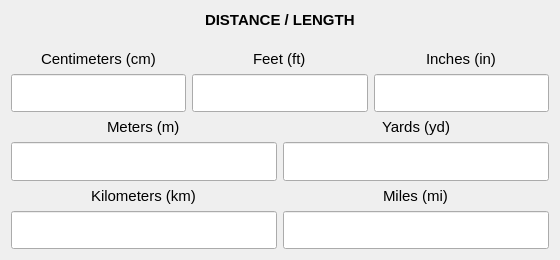
First picture: the form in distancewidget.ui, repository dimitris47/units, before the edit.
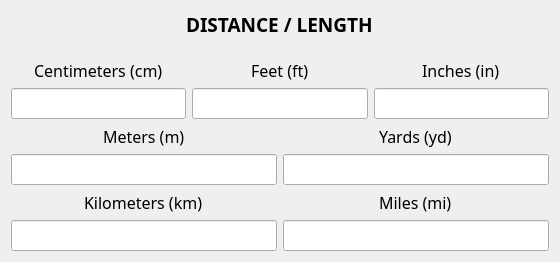
Second picture: the form after the edit.

```diff
--- a/distancewidget.ui
+++ b/distancewidget.ui
@@ -24,7 +24,8 @@
     <widget class="QLabel" name="cmlabel">
      <property name="font">
       <font>
-       <pointsize>11</pointsize>
+       <family>Fira Sans</family>
+       <pointsize>12</pointsize>
       </font>
      </property>
      <property name="text">
@@ -42,7 +43,8 @@
      </property>
      <property name="font">
       <font>
-       <pointsize>11</pointsize>
+       <family>Fira Sans</family>
+       <pointsize>12</pointsize>
       </font>
      </property>
      <property name="maxLength">
@@ -63,7 +65,8 @@
      </property>
      <property name="font">
       <font>
-       <pointsize>11</pointsize>
+       <family>Fira Sans</family>
+       <pointsize>12</pointsize>
       </font>
      </property>
      <property name="text">
@@ -81,7 +84,8 @@
     <widget class="QLabel" name="kmlabel">
      <property name="font">
       <font>
-       <pointsize>11</pointsize>
+       <family>Fira Sans</family>
+       <pointsize>12</pointsize>
       </font>
      </property>
      <property name="text">
@@ -93,7 +97,8 @@
     <widget class="QLabel" name="ydlabel">
      <property name="font">
       <font>
-       <pointsize>11</pointsize>
+       <family>Fira Sans</family>
+       <pointsize>12</pointsize>
       </font>
      </property>
      <property name="text">
@@ -111,7 +116,8 @@
      </property>
      <property name="font">
       <font>
-       <pointsize>11</pointsize>
+       <family>Fira Sans</family>
+       <pointsize>12</pointsize>
       </font>
      </property>
      <property name="text">
@@ -135,7 +141,8 @@
      </property>
      <property name="font">
       <font>
-       <pointsize>11</pointsize>
+       <family>Fira Sans</family>
+       <pointsize>12</pointsize>
       </font>
      </property>
      <property name="text">
@@ -153,7 +160,8 @@
     <widget class="QLabel" name="mlabel">
      <property name="font">
       <font>
-       <pointsize>11</pointsize>
+       <family>Fira Sans</family>
+       <pointsize>12</pointsize>
       </font>
      </property>
      <property name="text">
@@ -165,7 +173,8 @@
     <widget class="QLabel" name="ftlabel">
      <property name="font">
       <font>
-       <pointsize>11</pointsize>
+       <family>Fira Sans</family>
+       <pointsize>12</pointsize>
       </font>
      </property>
      <property name="text">
@@ -183,7 +192,8 @@
      </property>
      <property name="font">
       <font>
-       <pointsize>11</pointsize>
+       <family>Fira Sans</family>
+       <pointsize>12</pointsize>
       </font>
      </property>
      <property name="maxLength">
@@ -204,7 +214,8 @@
      </property>
      <property name="font">
       <font>
-       <pointsize>11</pointsize>
+       <family>Fira Sans</family>
+       <pointsize>12</pointsize>
       </font>
      </property>
      <property name="text">
@@ -222,7 +233,8 @@
     <widget class="QLabel" name="millabel">
      <property name="font">
       <font>
-       <pointsize>11</pointsize>
+       <family>Fira Sans</family>
+       <pointsize>12</pointsize>
       </font>
      </property>
      <property name="text">
@@ -240,7 +252,8 @@
      </property>
      <property name="font">
       <font>
-       <pointsize>11</pointsize>
+       <family>Fira Sans</family>
+       <pointsize>12</pointsize>
       </font>
      </property>
      <property name="text">
@@ -258,7 +271,8 @@
     <widget class="QLabel" name="inchlabel">
      <property name="font">
       <font>
-       <pointsize>11</pointsize>
+       <family>Fira Sans</family>
+       <pointsize>12</pointsize>
       </font>
      </property>
      <property name="text">
@@ -270,7 +284,8 @@
     <widget class="QLabel" name="label">
      <property name="font">
       <font>
-       <pointsize>11</pointsize>
+       <family>Fira Sans</family>
+       <pointsize>14</pointsize>
        <weight>75</weight>
        <bold>true</bold>
       </font>
```
